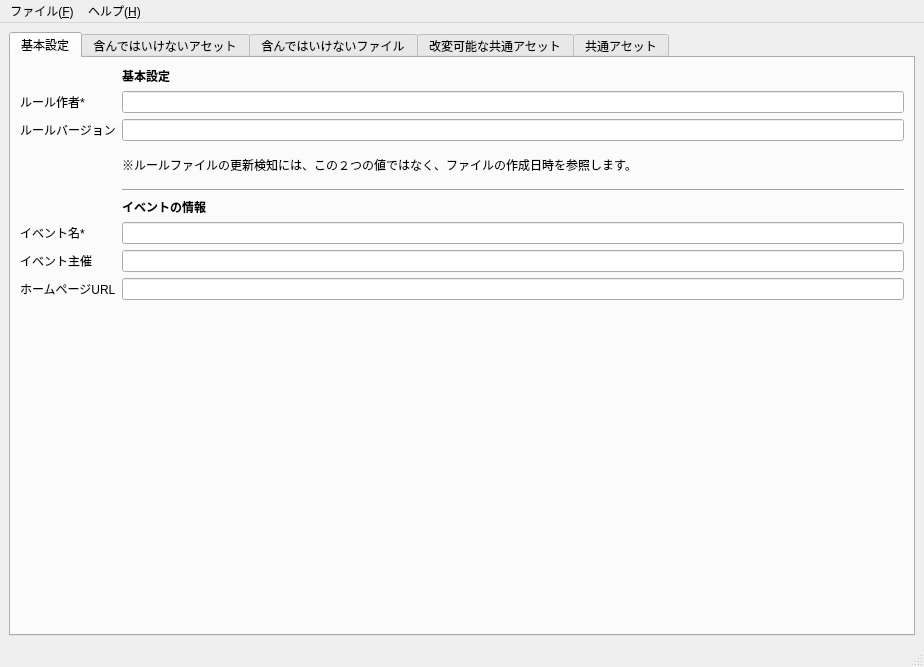
First picture: the form in ui/rule_generator3.ui, repository lb-vr/UnitypackageValidator, before the edit.
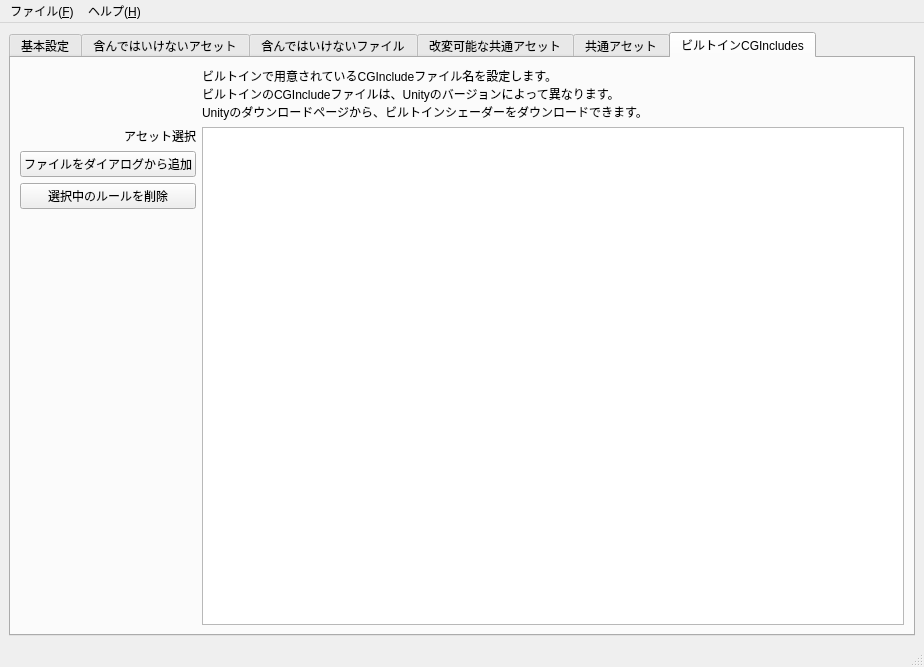
Second picture: the form after the edit. The open tabs and pages were chosen to show the change.

Commit message: シェーダーの名前空間まで完成

What changed in the file:
```diff
--- a/ui/rule_generator3.ui
+++ b/ui/rule_generator3.ui
@@ -20,6 +20,9 @@
       <property name="currentIndex">
        <number>0</number>
       </property>
+      <property name="tabBarAutoHide">
+       <bool>false</bool>
+      </property>
       <widget class="QWidget" name="tab">
        <attribute name="title">
         <string>基本設定</string>
@@ -519,6 +522,79 @@
         </item>
        </layout>
       </widget>
+      <widget class="QWidget" name="tab_6">
+       <attribute name="title">
+        <string>ビルトインCGIncludes</string>
+       </attribute>
+       <layout class="QFormLayout" name="formLayout_6">
+        <item row="1" column="0">
+         <layout class="QVBoxLayout" name="verticalLayout_7">
+          <item>
+           <widget class="QLabel" name="label_19">
+            <property name="minimumSize">
+             <size>
+              <width>150</width>
+              <height>0</height>
+             </size>
+            </property>
+            <property name="text">
+             <string>アセット選択</string>
+            </property>
+            <property name="alignment">
+             <set>Qt::AlignRight|Qt::AlignTrailing|Qt::AlignVCenter</set>
+            </property>
+           </widget>
+          </item>
+          <item>
+           <widget class="QPushButton" name="BuiltinCGIncludes_Add">
+            <property name="text">
+             <string>ファイルをダイアログから追加</string>
+            </property>
+           </widget>
+          </item>
+          <item>
+           <widget class="QPushButton" name="BuiltinCGIncludes_Del">
+            <property name="text">
+             <string>選択中のルールを削除</string>
+            </property>
+           </widget>
+          </item>
+          <item>
+           <spacer name="verticalSpacer_6">
+            <property name="orientation">
+             <enum>Qt::Vertical</enum>
+            </property>
+            <property name="sizeHint" stdset="0">
+             <size>
+              <width>20</width>
+              <height>40</height>
+             </size>
+            </property>
+           </spacer>
+          </item>
+         </layout>
+        </item>
+        <item row="1" column="1">
+         <widget class="QListWidget" name="BuiltinCGIncludes_list">
+          <property name="sizePolicy">
+           <sizepolicy hsizetype="Expanding" vsizetype="Expanding">
+            <horstretch>0</horstretch>
+            <verstretch>100</verstretch>
+           </sizepolicy>
+          </property>
+         </widget>
+        </item>
+        <item row="0" column="1">
+         <widget class="QLabel" name="label_17">
+          <property name="text">
+           <string>ビルトインで用意されているCGIncludeファイル名を設定します。
+ビルトインのCGIncludeファイルは、Unityのバージョンによって異なります。
+Unityのダウンロードページから、ビルトインシェーダーをダウンロードできます。</string>
+          </property>
+         </widget>
+        </item>
+       </layout>
+      </widget>
      </widget>
     </item>
    </layout>
```
Left out of the diff: 4 changed lines with no effect on the pictures. The commit also changes 11 other files.
